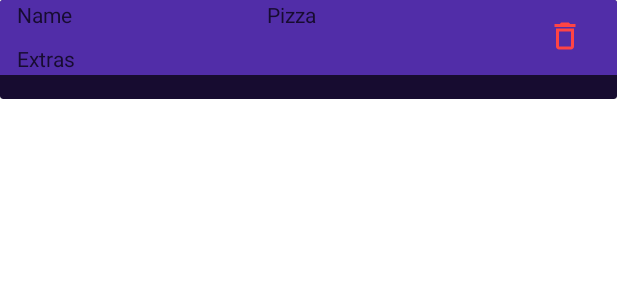
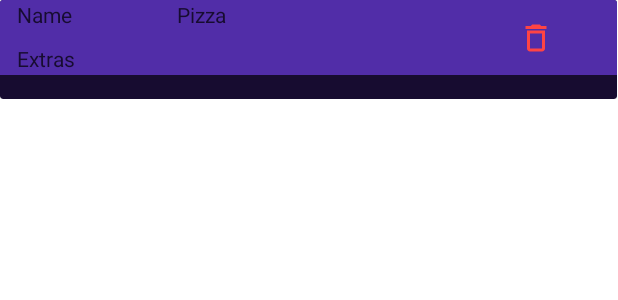
Before and after one commit to Lufthanse/Partyraumkasse, an Android app: the layout activity_pizza_item.xml on its own in the app's theme, with its tools: preview values and no code run, on a phone screen of 412 x 824 dp. Shown: the top 300 px of the screen. Run offline under Robolectric (Android 15) with nearby library versions, the phone set to English and light mode, and no system bars.

Commit message:
Hannes Pizzaliste Click Events mit löschen -> verdoppelt noch Einträge! 29.06.2021

```diff
--- a/app/src/main/res/layout/activity_pizza_item.xml
+++ b/app/src/main/res/layout/activity_pizza_item.xml
@@ -37,30 +37,14 @@
                 android:id="@+id/tv_pizza"
                 android:layout_width="wrap_content"
                 android:layout_height="wrap_content"
-                android:layout_marginStart="130dp"
-                android:layout_marginLeft="130dp"
-                android:layout_toEndOf="@+id/tv_name"
-                android:layout_toRightOf="@+id/tv_name"
+                android:layout_alignParentStart="true"
+                android:layout_alignParentLeft="true"
+                android:layout_alignParentTop="true"
+                android:layout_marginStart="118dp"
+                android:layout_marginLeft="118dp"
+                android:layout_marginTop="0dp"
                 android:text="Pizza"
                 android:textColor="#170C30" />
-
-            <ImageButton
-                android:id="@+id/btn_delete"
-                android:layout_width="37dp"
-                android:layout_height="32dp"
-                android:layout_alignParentTop="true"
-                android:layout_alignParentEnd="true"
-                android:layout_alignParentRight="true"
-                android:layout_marginStart="134dp"
-                android:layout_marginLeft="134dp"
-                android:layout_marginTop="8dp"
-                android:layout_marginEnd="3dp"
-                android:layout_marginRight="3dp"
-                android:layout_toEndOf="@+id/tv_pizza"
-                android:layout_toRightOf="@+id/tv_pizza"
-                android:background="#512DA8"
-                app:srcCompat="@drawable/ic_delete"
-                tools:ignore="VectorDrawableCompat" />
 
             <TextView
                 android:id="@+id/tv_extras2"
@@ -74,6 +58,23 @@
                 android:layout_marginTop="10dp"
                 android:text="Extras"
                 android:textColor="#170C30" />
+
+            <ImageView
+                android:id="@+id/btn_deletePL"
+                android:layout_width="wrap_content"
+                android:layout_height="wrap_content"
+                android:layout_alignParentStart="true"
+                android:layout_alignParentLeft="true"
+                android:layout_alignParentTop="true"
+                android:layout_alignParentEnd="true"
+                android:layout_alignParentRight="true"
+                android:layout_marginStart="345dp"
+                android:layout_marginLeft="345dp"
+                android:layout_marginTop="13dp"
+                android:layout_marginEnd="42dp"
+                android:layout_marginRight="42dp"
+                app:srcCompat="@drawable/ic_delete"
+                tools:ignore="VectorDrawableCompat" />
         </RelativeLayout>
     </androidx.cardview.widget.CardView>
 
```
Also changed, not shown: app/src/main/java/com/project/partyraumkasse/Pizza.java (+16 -0 lines), app/src/main/java/com/project/partyraumkasse/Pizzaliste.java (+42 -6 lines), app/src/main/java/com/project/partyraumkasse/RecyclerAdapterPizzaliste.java (+56 -4 lines), app/src/main/res/drawable/history.jpg (deleted).
